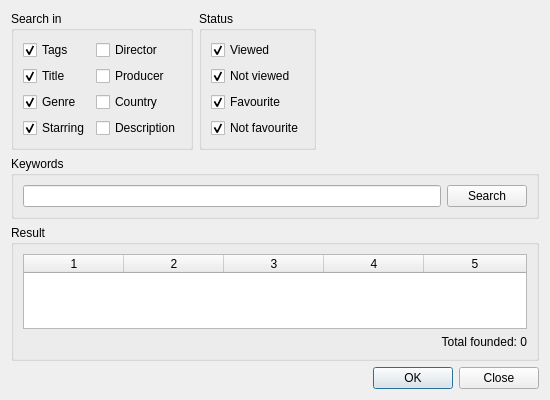
Above: src/searchwindow.ui from eugene-melnik/alexandra before the change. Below: the same form after it.
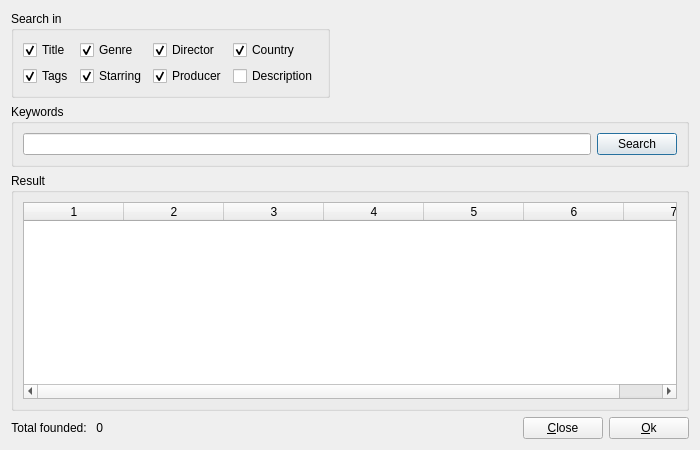
That is the form after the change. Icons and pictures are not drawn.

```diff
--- a/src/searchwindow.ui
+++ b/src/searchwindow.ui
@@ -9,10 +9,16 @@
    <rect>
     <x>0</x>
     <y>0</y>
-    <width>550</width>
-    <height>400</height>
+    <width>700</width>
+    <height>450</height>
    </rect>
   </property>
+  <property name="minimumSize">
+   <size>
+    <width>450</width>
+    <height>320</height>
+   </size>
+  </property>
   <property name="windowTitle">
    <string>Search film</string>
   </property>
@@ -23,7 +29,7 @@
   <property name="modal">
    <bool>true</bool>
   </property>
-  <layout class="QVBoxLayout" name="verticalLayout_2">
+  <layout class="QVBoxLayout" name="verticalLayout_5">
    <item>
     <layout class="QHBoxLayout" name="horizontalLayout_3">
      <item>
@@ -33,17 +39,7 @@
        </property>
        <layout class="QHBoxLayout" name="horizontalLayout">
         <item>
-         <layout class="QVBoxLayout" name="vl1">
-          <item>
-           <widget class="QCheckBox" name="checkBox_5">
-            <property name="text">
-             <string>Tags</string>
-            </property>
-            <property name="checked">
-             <bool>true</bool>
-            </property>
-           </widget>
-          </item>
+         <layout class="QVBoxLayout" name="verticalLayout">
           <item>
            <widget class="QCheckBox" name="cTitle">
             <property name="text">
@@ -55,7 +51,21 @@
            </widget>
           </item>
           <item>
-           <widget class="QCheckBox" name="cGebre">
+           <widget class="QCheckBox" name="cTags">
+            <property name="text">
+             <string>Tags</string>
+            </property>
+            <property name="checked">
+             <bool>true</bool>
+            </property>
+           </widget>
+          </item>
+         </layout>
+        </item>
+        <item>
+         <layout class="QVBoxLayout" name="verticalLayout_2">
+          <item>
+           <widget class="QCheckBox" name="cGenre">
             <property name="text">
              <string>Genre</string>
             </property>
@@ -77,14 +87,14 @@
          </layout>
         </item>
         <item>
-         <layout class="QVBoxLayout" name="vl2">
+         <layout class="QVBoxLayout" name="verticalLayout_3">
           <item>
            <widget class="QCheckBox" name="cDirector">
             <property name="text">
              <string>Director</string>
             </property>
             <property name="checked">
-             <bool>false</bool>
+             <bool>true</bool>
             </property>
            </widget>
           </item>
@@ -93,13 +103,23 @@
             <property name="text">
              <string>Producer</string>
             </property>
+            <property name="checked">
+             <bool>true</bool>
+            </property>
            </widget>
           </item>
+         </layout>
+        </item>
+        <item>
+         <layout class="QVBoxLayout" name="verticalLayout_4">
           <item>
            <widget class="QCheckBox" name="cCountry">
             <property name="text">
              <string>Country</string>
             </property>
+            <property name="checked">
+             <bool>true</bool>
+            </property>
            </widget>
           </item>
           <item>
@@ -114,59 +134,6 @@
        </layout>
       </widget>
      </item>
-     <item>
-      <widget class="QGroupBox" name="groupBox">
-       <property name="title">
-        <string>Status</string>
-       </property>
-       <layout class="QVBoxLayout" name="verticalLayout_3">
-        <item>
-         <layout class="QVBoxLayout" name="verticalLayout">
-          <item>
-           <widget class="QCheckBox" name="checkBox_2">
-            <property name="text">
-             <string>Viewed</string>
-            </property>
-            <property name="checked">
-             <bool>true</bool>
-            </property>
-           </widget>
-          </item>
-          <item>
-           <widget class="QCheckBox" name="checkBox">
-            <property name="text">
-             <string>Not viewed</string>
-            </property>
-            <property name="checked">
-             <bool>true</bool>
-            </property>
-           </widget>
-          </item>
-          <item>
-           <widget class="QCheckBox" name="checkBox_3">
-            <property name="text">
-             <string>Favourite</string>
-            </property>
-            <property name="checked">
-             <bool>true</bool>
-            </property>
-           </widget>
-          </item>
-          <item>
-           <widget class="QCheckBox" name="checkBox_4">
-            <property name="text">
-             <string>Not favourite</string>
-            </property>
-            <property name="checked">
-             <bool>true</bool>
-            </property>
-           </widget>
-          </item>
-         </layout>
-        </item>
-       </layout>
-      </widget>
-     </item>
      <item>
       <spacer name="horizontalSpacer">
        <property name="orientation">
@@ -196,6 +163,9 @@
         <property name="text">
          <string>Search</string>
         </property>
+        <property name="default">
+         <bool>true</bool>
+        </property>
        </widget>
       </item>
      </layout>
@@ -209,6 +179,9 @@
      <layout class="QVBoxLayout" name="verticalLayout_6">
       <item>
        <widget class="QTableWidget" name="twResult">
+        <property name="editTriggers">
+         <set>QAbstractItemView::NoEditTriggers</set>
+        </property>
         <property name="alternatingRowColors">
          <bool>true</bool>
         </property>
@@ -218,15 +191,24 @@
         <property name="selectionBehavior">
          <enum>QAbstractItemView::SelectRows</enum>
         </property>
+        <property name="verticalScrollMode">
+         <enum>QAbstractItemView::ScrollPerPixel</enum>
+        </property>
+        <property name="horizontalScrollMode">
+         <enum>QAbstractItemView::ScrollPerPixel</enum>
+        </property>
         <property name="sortingEnabled">
          <bool>true</bool>
         </property>
         <property name="columnCount">
-         <number>5</number>
+         <number>7</number>
         </property>
         <attribute name="horizontalHeaderStretchLastSection">
          <bool>true</bool>
         </attribute>
+        <attribute name="verticalHeaderVisible">
+         <bool>false</bool>
+        </attribute>
         <attribute name="verticalHeaderDefaultSectionSize">
          <number>20</number>
         </attribute>
@@ -235,30 +217,69 @@
         <column/>
         <column/>
         <column/>
-       </widget>
-      </item>
-      <item>
-       <widget class="QLabel" name="lTotalFounded">
-        <property name="text">
-         <string>Total founded: 0</string>
-        </property>
-        <property name="alignment">
-         <set>Qt::AlignRight|Qt::AlignTrailing|Qt::AlignVCenter</set>
-        </property>
+        <column/>
+        <column/>
        </widget>
       </item>
      </layout>
     </widget>
    </item>
    <item>
-    <widget class="QDialogButtonBox" name="buttonBox">
-     <property name="standardButtons">
-      <set>QDialogButtonBox::Close|QDialogButtonBox::Ok</set>
-     </property>
-     <property name="centerButtons">
-      <bool>false</bool>
-     </property>
-    </widget>
+    <layout class="QHBoxLayout" name="horizontalLayout_4">
+     <item>
+      <widget class="QLabel" name="labelTotalFounded">
+       <property name="text">
+        <string>Total founded: </string>
+       </property>
+       <property name="alignment">
+        <set>Qt::AlignRight|Qt::AlignTrailing|Qt::AlignVCenter</set>
+       </property>
+      </widget>
+     </item>
+     <item>
+      <widget class="QLabel" name="lTotalFounded">
+       <property name="text">
+        <string>0</string>
+       </property>
+       <property name="alignment">
+        <set>Qt::AlignRight|Qt::AlignTrailing|Qt::AlignVCenter</set>
+       </property>
+      </widget>
+     </item>
+     <item>
+      <spacer name="horizontalSpacer_2">
+       <property name="orientation">
+        <enum>Qt::Horizontal</enum>
+       </property>
+       <property name="sizeHint" stdset="0">
+        <size>
+         <width>40</width>
+         <height>20</height>
+        </size>
+       </property>
+      </spacer>
+     </item>
+     <item>
+      <widget class="QPushButton" name="bClose">
+       <property name="text">
+        <string>&amp;Close</string>
+       </property>
+       <property name="autoDefault">
+        <bool>false</bool>
+       </property>
+      </widget>
+     </item>
+     <item>
+      <widget class="QPushButton" name="bOk">
+       <property name="text">
+        <string>&amp;Ok</string>
+       </property>
+       <property name="autoDefault">
+        <bool>false</bool>
+       </property>
+      </widget>
+     </item>
+    </layout>
    </item>
   </layout>
  </widget>
```
Left out of the diff: 14 changed lines with no effect on the pictures.
